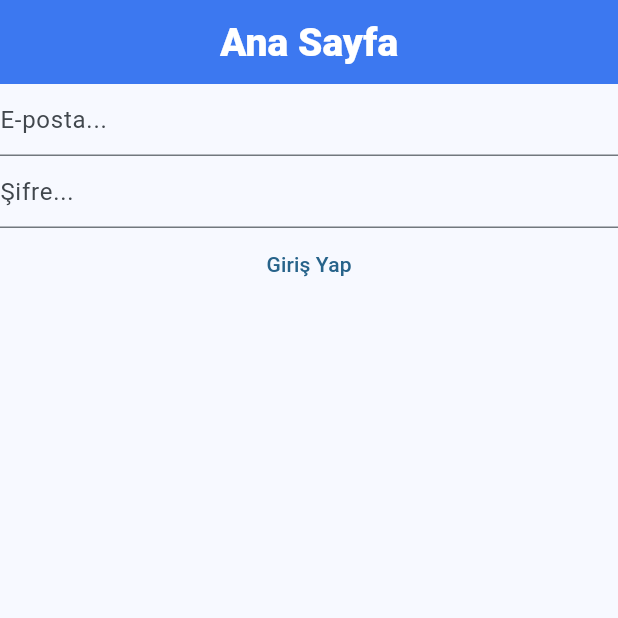
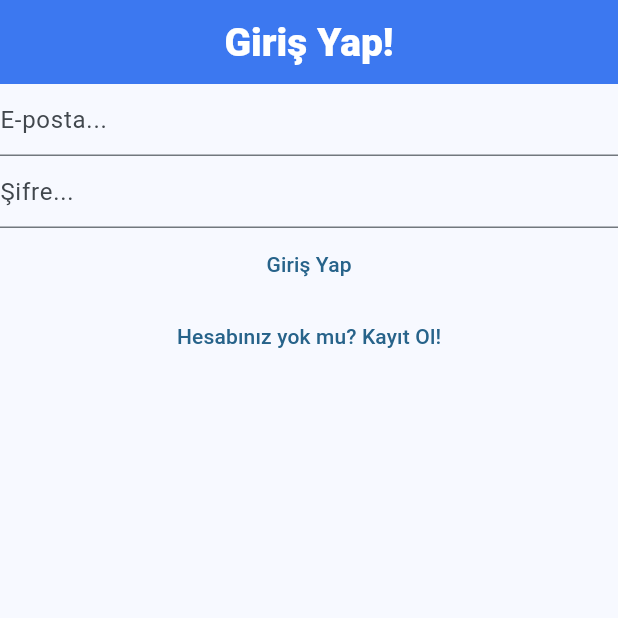
Before and after one commit to HuseyinYeldan/flutter-mynotes, a Flutter app: the screen it shows after launch, on a phone screen of 412 x 824 dp, the top half of it. Run offline on Flutter 3.47's test engine with Material 3 defaults, Android fonts, the phone set to English and light mode, and no system bars; our stand-ins replace firebase_auth, firebase_core; accounts and stored records are empty.

Commit message:
Link between login & register and verify email view

```diff
--- a/lib/main.dart
+++ b/lib/main.dart
@@ -3,6 +3,8 @@ import 'package:firebase_core/firebase_core.dart';
 import 'package:flutter/material.dart';
 import 'package:mynotes/firebase_options.dart';
 import 'package:mynotes/views/login_view.dart';
+import 'package:mynotes/views/register_view.dart';
+import 'package:mynotes/views/verify_email_view.dart';
 
 void main() {
   WidgetsFlutterBinding.ensureInitialized();
@@ -10,11 +12,15 @@ void main() {
     MaterialApp(
       title: 'Pro Tesisat',
       theme: ThemeData(
-        primaryColor: const Color.fromRGBO(200, 30, 70, 1),
+        primaryColor: const Color.fromARGB(255, 30, 194, 200),
         colorScheme: ColorScheme.fromSeed(seedColor: Colors.lightBlue),
         useMaterial3: true,
       ),
       home: const HomePage(),
+      routes: {
+        '/giris/':(context) => const LoginView(),
+        '/kayit/':(context) => const RegisterView(),
+      },
     ),
   );
 }
@@ -24,36 +30,31 @@ class HomePage extends StatelessWidget {
 
   @override
   Widget build(BuildContext context) {
-    return Scaffold(
-      appBar: AppBar(
-        centerTitle: true,
-        backgroundColor: const Color.fromRGBO(60, 120, 240, 1),
-        foregroundColor: Colors.white,
-        titleTextStyle:
-            const TextStyle(fontWeight: FontWeight.w900, fontSize: 26),
-        title: const Text('Ana Sayfa'),
-      ),
-      body: FutureBuilder(
+    return FutureBuilder(
         future: Firebase.initializeApp(
           options: DefaultFirebaseOptions.currentPlatform,
         ),
         builder: (context, snapshot) {
           switch (snapshot.connectionState) {
             case ConnectionState.done:
-              // final user = FirebaseAuth.instance.currentUser;
-              // if (user?.emailVerified ?? false) {
-              //   return const Text('Tamamlandı.');
-              // } else {
-              //   return const VerifyEmailView();
-              // }
-              return const LoginView();
+              final user = FirebaseAuth.instance.currentUser;
+              if(user != null){
+                if(user.emailVerified){
+                  const Text('Email is verified');
+                }
+                else{
+                  return const VerifyEmailView();
+                }
+              }
+              else{
+                return const LoginView();
+              }
+              return const Text('Ana Sayfa');
             default:
               return const LoadingScreen(); // Replaced with loading screen
-
           }
         },
-      ),
-    );
+      );
   }
 }
 
@@ -80,26 +81,3 @@ class LoadingScreen extends StatelessWidget {
     );
   }
 }
-class VerifyEmailView extends StatefulWidget {
-  const VerifyEmailView({super.key});
-
-  @override
-  State<VerifyEmailView> createState() => _VerifyEmailViewState();
-}
-
-class _VerifyEmailViewState extends State<VerifyEmailView> {
-  @override
-  Widget build(BuildContext context) {
-    return Column(
-      children: [
-        const Text('Lütfen devam etmek için e-posta hesabınızı onaylayın.'),
-        TextButton(
-            onPressed: () async {
-              final user = FirebaseAuth.instance.currentUser;
-              await user?.sendEmailVerification();
-            },
-            child: const Text('Onay Linki Yolla')),
-      ],
-    );
-  }
-}
--- a/lib/views/login_view.dart
+++ b/lib/views/login_view.dart
@@ -21,7 +21,16 @@ class _LoginViewState extends State<LoginView> {
 
   @override
   Widget build(BuildContext context) {
-    return Column(
+    return Scaffold(
+      appBar: AppBar(
+        centerTitle: true,
+        backgroundColor: const Color.fromRGBO(60, 120, 240, 1),
+        foregroundColor: Colors.white,
+        titleTextStyle:
+            const TextStyle(fontWeight: FontWeight.w900, fontSize: 26),
+        title: const Text('Giriş Yap!'),
+      ),
+      body: Column(
         children: [
           TextField(
             controller: _email,
@@ -42,7 +51,8 @@ class _LoginViewState extends State<LoginView> {
                 final email = _email.text;
                 final password = _password.text;
                 final userCredential = await FirebaseAuth.instance
-                  .signInWithEmailAndPassword(email: email, password: password);
+                    .signInWithEmailAndPassword(
+                        email: email, password: password);
                 print(userCredential);
               } on FirebaseAuthException catch (e) {
                 if (e.code == 'invalid-credential') {
@@ -57,7 +67,14 @@ class _LoginViewState extends State<LoginView> {
             },
             child: const Text('Giriş Yap'),
           ),
+          TextButton(
+              onPressed: () {
+                Navigator.of(context)
+                    .pushNamedAndRemoveUntil('/kayit/', (route) => false);
+              },
+              child: const Text('Hesabınız yok mu? Kayıt Ol!'))
         ],
+      ),
     );
   }
 }
```
Also changed, not shown: lib/views/register_view.dart (+17 -1 lines), lib/views/verify_email_view.dart (added, +26 -0 lines). Lines whose indentation alone changed are shown as unchanged.
